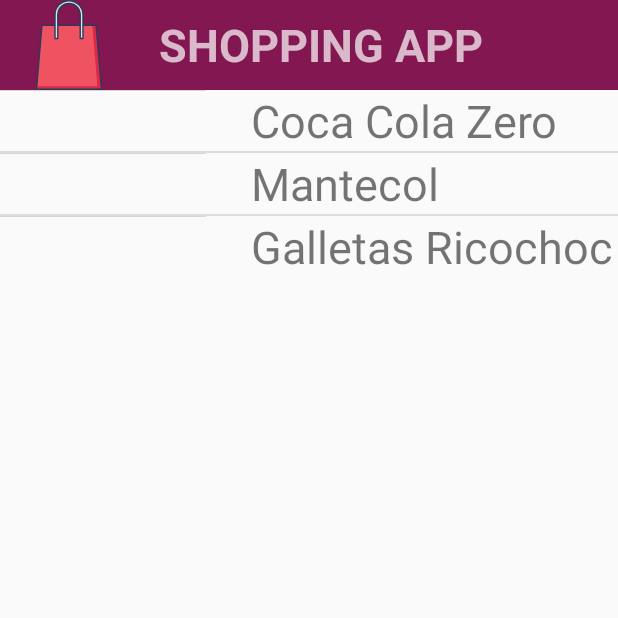
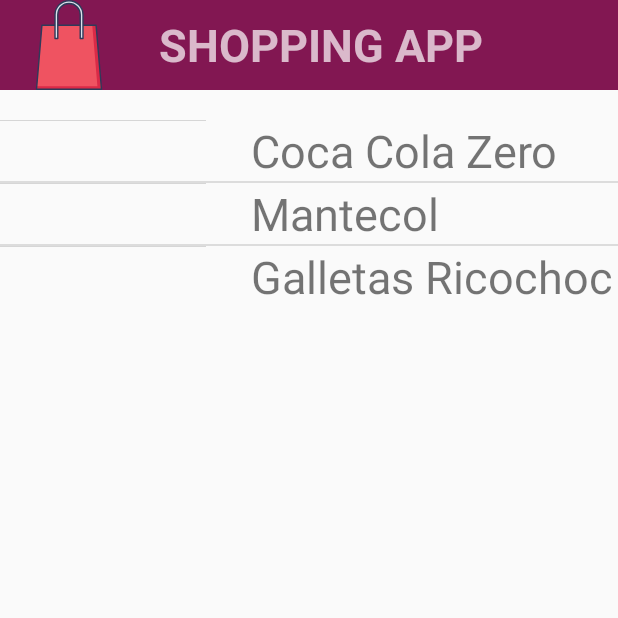
Before and after one commit to Apu19/CarroProductos, an Android app: the screen it shows after launch (MainActivity), on a phone screen of 412 x 824 dp, the top half of it. Run offline under Robolectric (Android 15) with nearby library versions, the phone set to English and light mode, and no system bars; our stand-ins replace Picasso; pictures from the network do not load.

Commit message:
Finalización de la app
Darle toda la navegación
Agregar detalles a la interfaz
Arreglar errores

```diff
--- a/Fuentes/CarroProductos/app/src/main/AndroidManifest.xml
+++ b/Fuentes/CarroProductos/app/src/main/AndroidManifest.xml
@@ -1,8 +1,10 @@
 <?xml version="1.0" encoding="utf-8"?>
 <manifest xmlns:android="http://schemas.android.com/apk/res/android"
     package="com.example.carroproductos">
+
     <uses-permission android:name="android.permission.INTERNET" />
     <uses-permission android:name="android.permission.ACCESS_NETWORK_STATE" />
+
     <application
         android:allowBackup="true"
         android:icon="@mipmap/ic_launcher"
@@ -10,6 +12,7 @@
         android:roundIcon="@mipmap/ic_launcher_round"
         android:supportsRtl="true"
         android:theme="@style/AppTheme">
+        <activity android:name=".ProductoViewActivity"></activity>
         <activity android:name=".MainActivity">
             <intent-filter>
                 <action android:name="android.intent.action.MAIN" />
--- a/Fuentes/CarroProductos/app/src/main/java/com/example/carroproductos/dao/ProductosDAOLista.java
+++ b/Fuentes/CarroProductos/app/src/main/java/com/example/carroproductos/dao/ProductosDAOLista.java
@@ -22,19 +22,19 @@ public class ProductosDAOLista implements ProductosDAO{
     private ProductosDAOLista(){
         Producto p = new Producto();
         p.setNombre("Coca Cola Zero");
-        p.setDescripcion("Lorem ipsum dolor sit amet, consectetur adipiscing elit. Phasellus sed turpis quis lectus suscipit tincidunt. Suspendisse luctus vulputate scelerisque. Cras lobortis, ante sit amet cursus porta, diam sem convallis ante, vel tincidunt augue magna vitae est. Duis eleifend justo et metus imperdiet, accumsan maximus lectus blandit. Integer mollis convallis sollicitudin. Aenean nec sodales neque, in interdum est. Nullam aliquet dictum ipsum vitae malesuada. Maecenas sed elementum lorem. Vestibulum ante ipsum primis in faucibus orci luctus et ultrices posuere cubilia curae; Donec egestas neque ac massa pellentesque venenatis. Proin ultrices congue interdum. Nullam vestibulum, tortor et vestibulum mattis, risus urna sodales sem, eget vulputate nibh urna ac lacus. Sed convallis ultrices ligula sit amet vulputate. Interdum et malesuada fames ac ante ipsum primis in faucibus. Ut vitae tellus vel mauris ultricies posuere vitae sed est. Pellentesque habitant morbi tristique senectus et netus et malesuada fames ac turpis egestas.");
+        p.setDescripcion("Lorem ipsum dolor sit amet, consectetur adipiscing elit. Phasellus sed turpis quis lectus suscipit tincidunt. Suspendisse luctus vulputate scelerisque. Cras lobortis, ante sit amet cursus porta, diam sem convallis ante, vel tincidunt augue magna vitae est. Duis eleifend justo et metus imperdiet, accumsan maximus lectus blandit. Integer mollis convallis sollicitudin. Aenean nec sodales neque, in interdum est. Nullam aliquet dictum ipsum vitae malesuada. Maecenas sed elementum lorem. Vestibulum ante ipsum primis in faucibus orci luctus et ultrices posuere cubilia curae; Donec egestas neque ac massa pellentesque venenatis. Proin ultrices congue interdum.");
         p.setPrecio(1000);
         p.setFoto("https://jumbo.vteximg.com.br/arquivos/ids/222681/1259964.jpg?v=636548056172700000");
         productos.add(p);
         p = new Producto();
         p.setNombre("Mantecol");
-        p.setDescripcion("Lorem ipsum dolor sit amet, consectetur adipiscing elit. Phasellus sed turpis quis lectus suscipit tincidunt. Suspendisse luctus vulputate scelerisque. Cras lobortis, ante sit amet cursus porta, diam sem convallis ante, vel tincidunt augue magna vitae est. Duis eleifend justo et metus imperdiet, accumsan maximus lectus blandit. Integer mollis convallis sollicitudin. Aenean nec sodales neque, in interdum est. Nullam aliquet dictum ipsum vitae malesuada. Maecenas sed elementum lorem. Vestibulum ante ipsum primis in faucibus orci luctus et ultrices posuere cubilia curae; Donec egestas neque ac massa pellentesque venenatis. Proin ultrices congue interdum. Nullam vestibulum, tortor et vestibulum mattis, risus urna sodales sem, eget vulputate nibh urna ac lacus. Sed convallis ultrices ligula sit amet vulputate. Interdum et malesuada fames ac ante ipsum primis in faucibus. Ut vitae tellus vel mauris ultricies posuere vitae sed est. Pellentesque habitant morbi tristique senectus et netus et malesuada fames ac turpis egestas.");
+        p.setDescripcion("Lorem ipsum dolor sit amet, consectetur adipiscing elit. Phasellus sed turpis quis lectus suscipit tincidunt. Suspendisse luctus vulputate scelerisque. Cras lobortis, ante sit amet cursus porta, diam sem convallis ante, vel tincidunt augue magna vitae est. Duis eleifend justo et metus imperdiet, accumsan maximus lectus blandit. Integer mollis convallis sollicitudin. Aenean nec sodales neque, in interdum est. Nullam aliquet dictum ipsum vitae malesuada. Maecenas sed elementum lorem. Vestibulum ante ipsum primis in faucibus orci luctus et ultrices posuere cubilia curae; Donec egestas neque ac massa pellentesque venenatis. Proin ultrices congue interdum.");
         p.setPrecio(800);
         p.setFoto("https://www.confiterialamundial.cl/media/confiteria-la-mundial-mantecol-110-gr.jpg");
         productos.add(p);
         p = new Producto();
         p.setNombre("Galletas Ricochoc");
-        p.setDescripcion("Lorem ipsum dolor sit amet, consectetur adipiscing elit. Phasellus sed turpis quis lectus suscipit tincidunt. Suspendisse luctus vulputate scelerisque. Cras lobortis, ante sit amet cursus porta, diam sem convallis ante, vel tincidunt augue magna vitae est. Duis eleifend justo et metus imperdiet, accumsan maximus lectus blandit. Integer mollis convallis sollicitudin. Aenean nec sodales neque, in interdum est. Nullam aliquet dictum ipsum vitae malesuada. Maecenas sed elementum lorem. Vestibulum ante ipsum primis in faucibus orci luctus et ultrices posuere cubilia curae; Donec egestas neque ac massa pellentesque venenatis. Proin ultrices congue interdum. Nullam vestibulum, tortor et vestibulum mattis, risus urna sodales sem, eget vulputate nibh urna ac lacus. Sed convallis ultrices ligula sit amet vulputate. Interdum et malesuada fames ac ante ipsum primis in faucibus. Ut vitae tellus vel mauris ultricies posuere vitae sed est. Pellentesque habitant morbi tristique senectus et netus et malesuada fames ac turpis egestas.");
+        p.setDescripcion("Lorem ipsum dolor sit amet, consectetur adipiscing elit. Phasellus sed turpis quis lectus suscipit tincidunt. Suspendisse luctus vulputate scelerisque. Cras lobortis, ante sit amet cursus porta, diam sem convallis ante, vel tincidunt augue magna vitae est. Duis eleifend justo et metus imperdiet, accumsan maximus lectus blandit. Integer mollis convallis sollicitudin. Aenean nec sodales neque, in interdum est. Nullam aliquet dictum ipsum vitae malesuada. Maecenas sed elementum lorem. Vestibulum ante ipsum primis in faucibus orci luctus et ultrices posuere cubilia curae; Donec egestas neque ac massa pellentesque venenatis. Proin ultrices congue interdum.");
         p.setPrecio(1200);
         p.setFoto("https://jumbo.vteximg.com.br/arquivos/ids/174186/462227.jpg?v=636376973472130000");
         productos.add(p);
--- a/Fuentes/CarroProductos/app/src/main/java/com/example/carroproductos/dto/Producto.java
+++ b/Fuentes/CarroProductos/app/src/main/java/com/example/carroproductos/dto/Producto.java
@@ -1,6 +1,8 @@
 package com.example.carroproductos.dto;
 
-public class Producto {
+import java.io.Serializable;
+
+public class Producto implements Serializable {
     private String nombre;
     private String foto;
     private String descripcion;
--- a/Fuentes/CarroProductos/app/src/main/res/layout/activity_main.xml
+++ b/Fuentes/CarroProductos/app/src/main/res/layout/activity_main.xml
@@ -10,6 +10,7 @@
 
 </include>
 <ListView
+    android:layout_marginTop="20sp"
     android:layout_width="match_parent"
     android:layout_height="wrap_content"
     android:id="@+id/productos_lv"></ListView>
--- a/Fuentes/CarroProductos/app/src/main/res/layout/productos_list.xml
+++ b/Fuentes/CarroProductos/app/src/main/res/layout/productos_list.xml
@@ -14,5 +14,6 @@
         android:layout_width="match_parent"
         android:layout_height="wrap_content"
         android:layout_weight="1"
-        android:layout_marginLeft="@dimen/margin_left_title"></TextView>
+        android:layout_marginLeft="@dimen/margin_left_title"
+        android:layout_gravity="center_vertical"></TextView>
 </LinearLayout>
--- a/Fuentes/CarroProductos/app/src/main/res/layout/toolbar.xml
+++ b/Fuentes/CarroProductos/app/src/main/res/layout/toolbar.xml
@@ -17,6 +17,7 @@
             android:layout_width="@dimen/ancho_imagen_toolbar"
             android:layout_height="@dimen/ancho_imagen_toolbar"></ImageView>
         <TextView
+            android:id="@+id/title_toolbar_txt"
             android:text="@string/titulo_app"
             android:textSize="@dimen/tamanio_title_app"
             android:textStyle="bold"
--- a/Fuentes/CarroProductos/app/src/main/res/values/dimens.xml
+++ b/Fuentes/CarroProductos/app/src/main/res/values/dimens.xml
@@ -4,4 +4,8 @@
     <dimen name="tamanio_title_app">30sp</dimen>
     <dimen name="margin_left_title">30dp</dimen>
     <dimen name="nombreProd">30sp</dimen>
+    <dimen name="paddingGeneral">20dp</dimen>
+    <dimen name="marginLayout">20dp</dimen>
+    <dimen name="tamanioDescProd">15dp</dimen>
+    <dimen name="tamanioPrecio">20dp</dimen>
 </resources>
```
Also changed, not shown: Fuentes/CarroProductos/app/src/main/java/com/example/carroproductos/MainActivity.java (+13 -0 lines), Fuentes/CarroProductos/app/src/main/java/com/example/carroproductos/ProductoViewActivity.java (added, +50 -0 lines), Fuentes/CarroProductos/app/src/main/res/layout/activity_producto_view.xml (added, +65 -0 lines).
